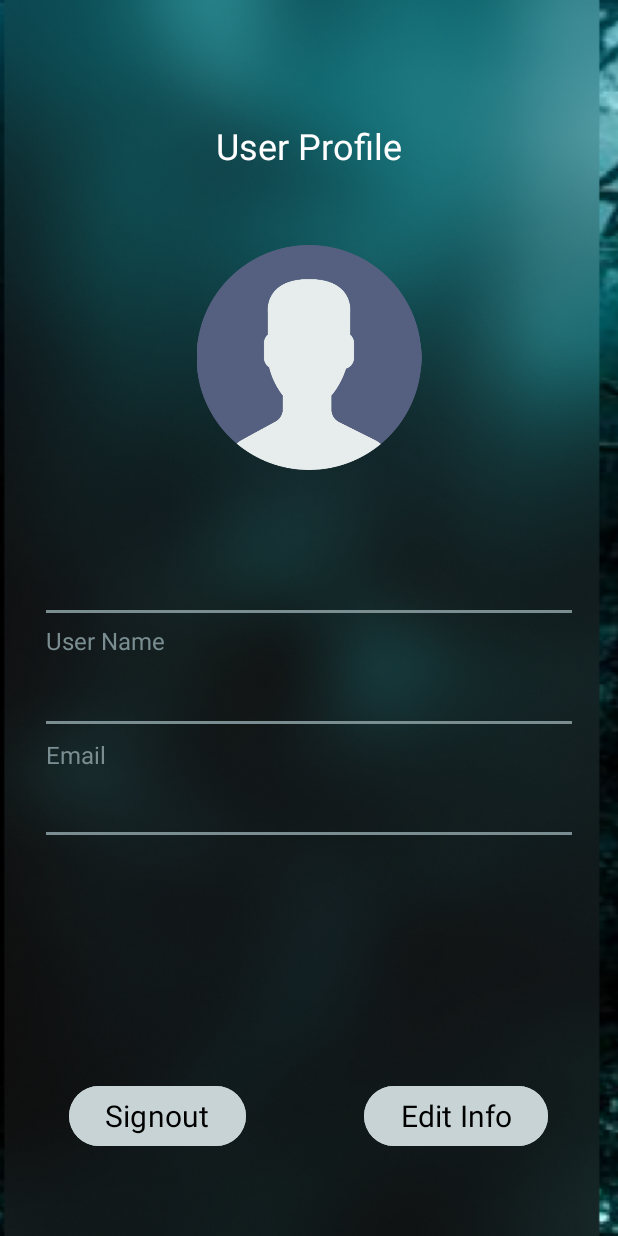
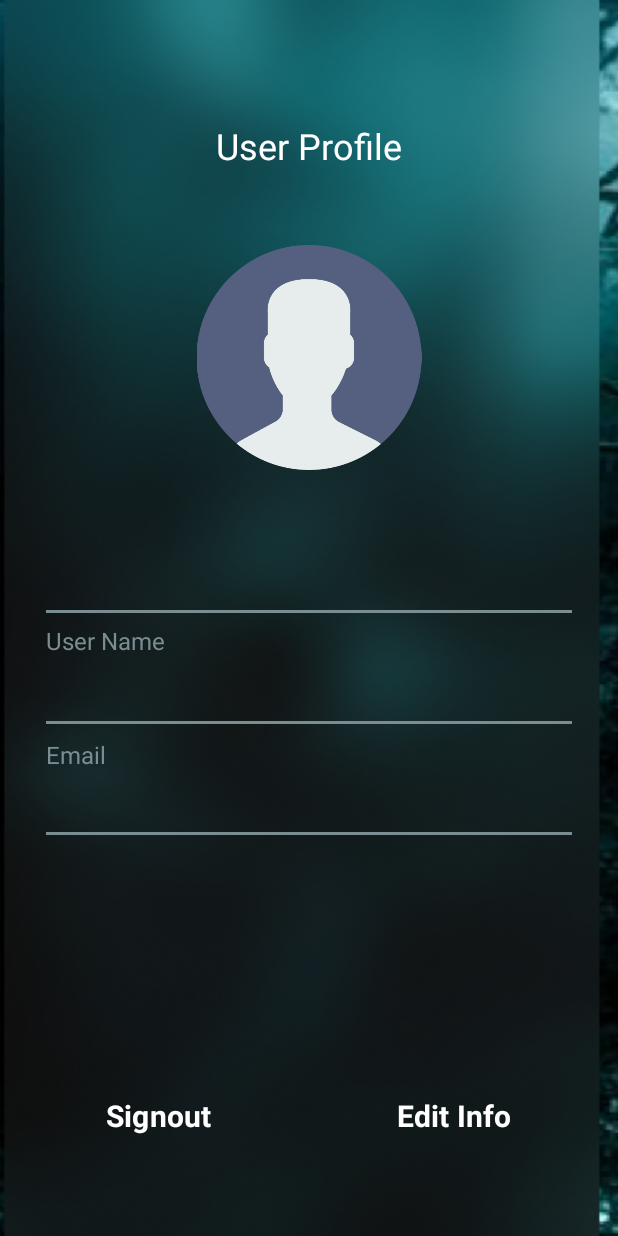
Before and after one commit to dilmiishara/Plan-Ease, an Android app: the UserInfo screen opened directly, with no data from a screen before it, on a phone screen of 412 x 824 dp. Run offline under Robolectric (Android 15) with nearby library versions, the phone set to English and light mode, and no system bars; Roboto replaces fonts that are not available here.

Commit message:
updated xml

```diff
--- a/app/src/main/res/layout/activity_developer_info.xml
+++ b/app/src/main/res/layout/activity_developer_info.xml
@@ -200,11 +200,12 @@
                     android:layout_height="wrap_content"
                     android:layout_marginEnd="16dp"
                     android:layout_marginBottom="16dp"
-                    android:backgroundTint="#C7D3D5"
+                    android:backgroundTint="#00000000"
                     android:fontFamily="@font/istok_web"
                     android:text="Home"
-                    android:textColor="@color/black"
+                    android:textColor="@color/white"
                     android:textSize="20dp"
+                    android:textStyle="bold"
                     app:layout_constraintBottom_toBottomOf="parent"
                     app:layout_constraintEnd_toEndOf="parent" />
             </androidx.constraintlayout.widget.ConstraintLayout>
--- a/app/src/main/res/layout/activity_user_info.xml
+++ b/app/src/main/res/layout/activity_user_info.xml
@@ -154,10 +154,11 @@
                     android:layout_marginEnd="16dp"
                     android:layout_marginBottom="25dp"
                     android:text="Edit Info"
-                    android:backgroundTint="#C7D3D5"
+                    android:backgroundTint="#00000000"
                     android:fontFamily="@font/istok_web"
-                    android:textColor="@color/black"
+                    android:textColor="@color/white"
                     android:textSize="20dp"
+                    android:textStyle="bold"
                     app:layout_constraintBottom_toBottomOf="parent"
                     app:layout_constraintEnd_toEndOf="parent" />
 
@@ -167,11 +168,12 @@
                     android:layout_height="wrap_content"
                     android:layout_marginStart="15dp"
                     android:layout_marginBottom="25dp"
-                    android:backgroundTint="#C7D3D5"
+                    android:backgroundTint="#00000000"
                     android:fontFamily="@font/istok_web"
                     android:text="Signout"
-                    android:textColor="@color/black"
+                    android:textColor="@color/white"
                     android:textSize="20dp"
+                    android:textStyle="bold"
                     app:layout_constraintBottom_toBottomOf="parent"
                     app:layout_constraintStart_toStartOf="parent" />
 
--- a/app/src/main/res/layout/additemdialog.xml
+++ b/app/src/main/res/layout/additemdialog.xml
@@ -13,6 +13,7 @@
         android:id="@+id/edit_text_item"
         android:layout_width="match_parent"
         android:layout_height="wrap_content"
+        android:textColor="#0D454D"
         android:hint="Task"
         android:background="@drawable/rounded_rectangle"
         android:padding="15dp"
--- a/app/src/main/res/menu/options.xml
+++ b/app/src/main/res/menu/options.xml
@@ -1,6 +1,7 @@
 <?xml version="1.0" encoding="utf-8"?>
 <menu xmlns:android="http://schemas.android.com/apk/res/android"
-    xmlns:app="http://schemas.android.com/apk/res-auto">
+    xmlns:app="http://schemas.android.com/apk/res-auto"
+    >
     <item
         android:id="@+id/devinfo1"
         android:title="Developer Info"
```
